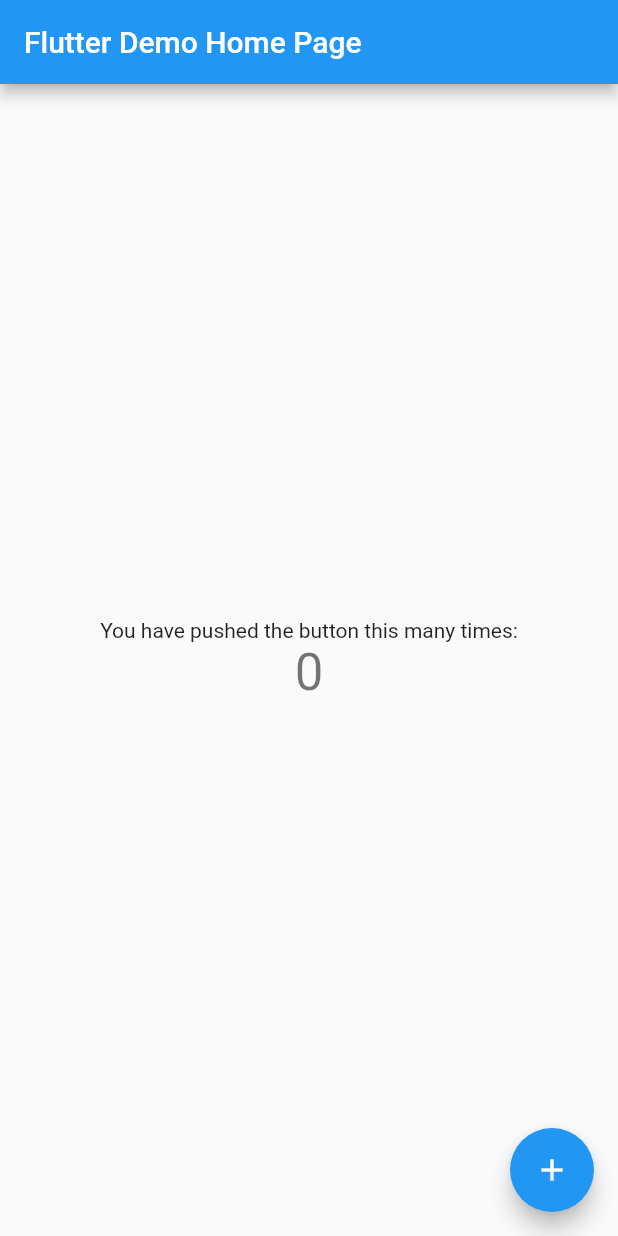
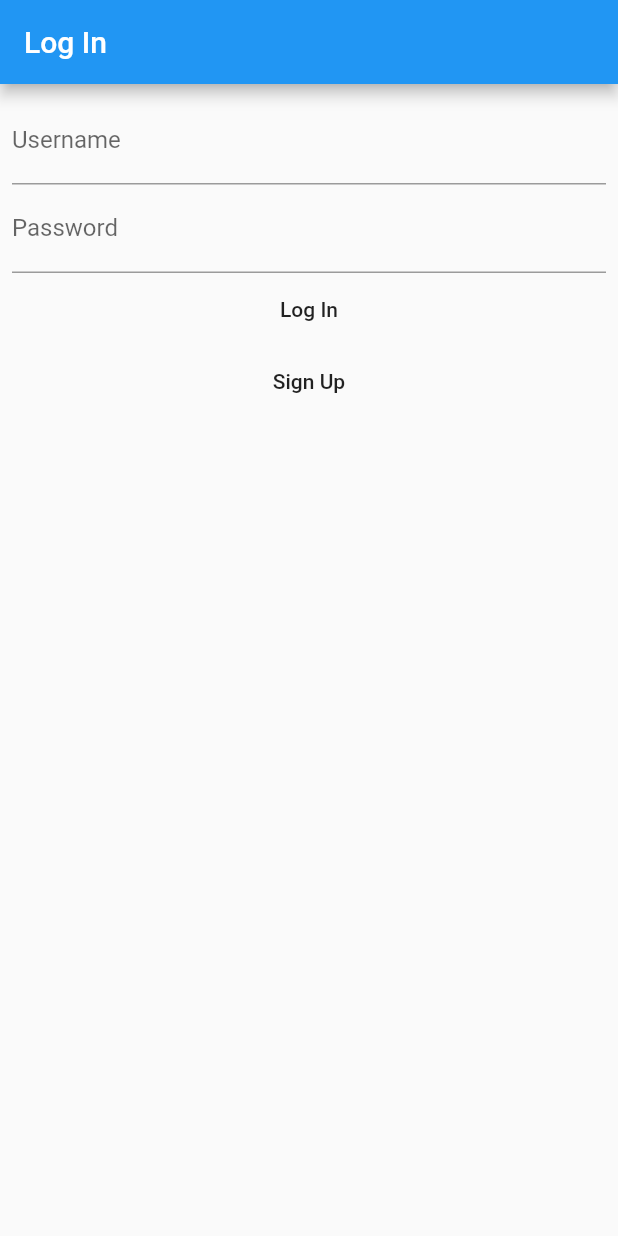
Before and after one commit to etEthiopia/mastawesha, a Flutter app: the screen it shows after launch, on a phone screen of 412 x 824 dp. Run offline on Flutter 3.47's test engine with Material 2 defaults, Android fonts, the phone set to English and light mode, and no system bars; our stand-ins replace flutter_secure_storage.

Commit message:
LOGGED IN, LOGGED OUT, SIGNED UP

```diff
--- a/lib/main.dart
+++ b/lib/main.dart
@@ -1,123 +1,10 @@
 import 'package:flutter/material.dart';
-import 'package:http/http.dart';
 import 'package:flutter_secure_storage/flutter_secure_storage.dart';
-import 'dart:convert' show json, base64, ascii;
+import 'package:mastawesha/screens/my_app.dart';
 
-const SERVER_IP = 'http://127.0.0.1:5000';
+const SERVER_IP = 'http://192.168.1.2:3000';
 final storage = FlutterSecureStorage();
 
 void main() {
   runApp(MyApp());
 }
-
-class MyApp extends StatelessWidget {
-  // This widget is the root of your application.
-  @override
-  Widget build(BuildContext context) {
-    return MaterialApp(
-      title: 'Flutter Demo',
-      theme: ThemeData(
-        // This is the theme of your application.
-        //
-        // Try running your application with "flutter run". You'll see the
-        // application has a blue toolbar. Then, without quitting the app, try
-        // changing the primarySwatch below to Colors.green and then invoke
-        // "hot reload" (press "r" in the console where you ran "flutter run",
-        // or simply save your changes to "hot reload" in a Flutter IDE).
-        // Notice that the counter didn't reset back to zero; the application
-        // is not restarted.
-        primarySwatch: Colors.blue,
-        // This makes the visual density adapt to the platform that you run
-        // the app on. For desktop platforms, the controls will be smaller and
-        // closer together (more dense) than on mobile platforms.
-        visualDensity: VisualDensity.adaptivePlatformDensity,
-      ),
-      home: MyHomePage(title: 'Flutter Demo Home Page'),
-    );
-  }
-}
-
-class MyHomePage extends StatefulWidget {
-  MyHomePage({Key key, this.title}) : super(key: key);
-
-  // This widget is the home page of your application. It is stateful, meaning
-  // that it has a State object (defined below) that contains fields that affect
-  // how it looks.
-
-  // This class is the configuration for the state. It holds the values (in this
-  // case the title) provided by the parent (in this case the App widget) and
-  // used by the build method of the State. Fields in a Widget subclass are
-  // always marked "final".
-
-  final String title;
-
-  @override
-  _MyHomePageState createState() => _MyHomePageState();
-}
-
-class _MyHomePageState extends State<MyHomePage> {
-  int _counter = 0;
-
-  void _incrementCounter() {
-    setState(() {
-      // This call to setState tells the Flutter framework that something has
-      // changed in this State, which causes it to rerun the build method below
-      // so that the display can reflect the updated values. If we changed
-      // _counter without calling setState(), then the build method would not be
-      // called again, and so nothing would appear to happen.
-      _counter++;
-    });
-  }
-
-  @override
-  Widget build(BuildContext context) {
-    // This method is rerun every time setState is called, for instance as done
-    // by the _incrementCounter method above.
-    //
-    // The Flutter framework has been optimized to make rerunning build methods
-    // fast, so that you can just rebuild anything that needs updating rather
-    // than having to individually change instances of widgets.
-    return Scaffold(
-      appBar: AppBar(
-        // Here we take the value from the MyHomePage object that was created by
-        // the App.build method, and use it to set our appbar title.
-        title: Text(widget.title),
-      ),
-      body: Center(
-        // Center is a layout widget. It takes a single child and positions it
-        // in the middle of the parent.
-        child: Column(
-          // Column is also a layout widget. It takes a list of children and
-          // arranges them vertically. By default, it sizes itself to fit its
-          // children horizontally, and tries to be as tall as its parent.
-          //
-          // Invoke "debug painting" (press "p" in the console, choose the
-          // "Toggle Debug Paint" action from the Flutter Inspector in Android
-          // Studio, or the "Toggle Debug Paint" command in Visual Studio Code)
-          // to see the wireframe for each widget.
-          //
-          // Column has various properties to control how it sizes itself and
-          // how it positions its children. Here we use mainAxisAlignment to
-          // center the children vertically; the main axis here is the vertical
-          // axis because Columns are vertical (the cross axis would be
-          // horizontal).
-          mainAxisAlignment: MainAxisAlignment.center,
-          children: <Widget>[
-            Text(
-              'You have pushed the button this many times:',
-            ),
-            Text(
-              '$_counter',
-              style: Theme.of(context).textTheme.headline4,
-            ),
-          ],
-        ),
-      ),
-      floatingActionButton: FloatingActionButton(
-        onPressed: _incrementCounter,
-        tooltip: 'Increment',
-        child: Icon(Icons.add),
-      ), // This trailing comma makes auto-formatting nicer for build methods.
-    );
-  }
-}
--- /dev/null
+++ b/lib/screens/auth/login_page.dart
@@ -0,0 +1,99 @@
+import 'package:http/http.dart' as http;
+import 'package:flutter/material.dart';
+import 'package:mastawesha/main.dart';
+import 'package:mastawesha/screens/home.dart';
+
+class LoginPage extends StatelessWidget {
+  final TextEditingController _usernameController = TextEditingController();
+  final TextEditingController _passwordController = TextEditingController();
+
+  // Helper Method
+  void displayDialog(BuildContext context, String title, String text) =>
+      showDialog(
+        context: context,
+        builder: (context) =>
+            AlertDialog(title: Text(title), content: Text(text)),
+      );
+
+  Future<String> attemptLogIn(String username, String password) async {
+    var res = await http.post("$SERVER_IP/login",
+        body: {"username": username, "password": password});
+    if (res.statusCode == 200) return res.body;
+    return null;
+  }
+
+  Future<int> attemptSignUp(String username, String password) async {
+    var res = await http.post('$SERVER_IP/signup',
+        body: {"username": username, "password": password});
+    return res.statusCode;
+  }
+
+  @override
+  Widget build(BuildContext context) {
+    return Scaffold(
+        appBar: AppBar(title: Text("Log In")),
+        body: Padding(
+            padding: EdgeInsets.all(8.0),
+            child: Column(children: [
+              TextField(
+                controller: _usernameController,
+                decoration: InputDecoration(labelText: 'Username'),
+              ),
+              TextField(
+                  controller: _passwordController,
+                  obscureText: true,
+                  decoration: InputDecoration(labelText: 'Password')),
+              FlatButton(
+                child: Text("Log In"),
+                onPressed: () async {
+                  var username = _usernameController.text;
+                  var password = _passwordController.text;
+
+                  var jwt = await attemptLogIn(username, password);
+                  if (jwt != null) {
+                    storage.write(key: "jwt", value: jwt);
+                    Navigator.push(
+                        context,
+                        MaterialPageRoute(
+                            builder: (context) => HomePage.fromBase64(jwt)));
+                  } else {
+                    displayDialog(context, "An Error Occurred",
+                        "No account was found matching that username and password");
+                  }
+                },
+              ),
+              FlatButton(
+                child: Text("Sign Up"),
+                onPressed: () async {
+                  var username = _usernameController.text;
+                  var password = _passwordController.text;
+
+                  if (username.length < 4)
+                    print("Invalid Username " +
+                        "The username should be at least 4 characters long");
+                  else if (password.length < 4)
+                    print("Invalid Password " +
+                        "The password should be at least 4 characters long");
+                  else {
+                    var res = await attemptSignUp(username, password);
+                    if (res == 201) {
+                      print("sign up: sucess");
+                      displayDialog(context, "Success",
+                          "The user was created. Log in now.");
+                    } else if (res == 409) {
+                      print("sign up: already registered");
+                      displayDialog(
+                          context,
+                          "That username is already registered",
+                          "Please try to sign up using another username or log in if you already have an account.");
+                    } else {
+                      print("sign up: Error");
+                      displayDialog(
+                          context, "Error", "An unknown error occurred.");
+                    }
+                  }
+                },
+              ),
+            ])));
+  }
+}
--- /dev/null
+++ b/lib/screens/my_app.dart
@@ -0,0 +1,48 @@
+import 'package:flutter/material.dart';
+import 'package:mastawesha/screens/auth/login_page.dart';
+import 'dart:convert';
+
+import 'package:mastawesha/main.dart';
+import 'package:mastawesha/screens/home.dart';
+
+class MyApp extends StatelessWidget {
+  Future<String> get jwtOrEmpty async {
+    var jwt = await storage.read(key: "jwt");
+    if (jwt == null) return "";
+    return jwt;
+  }
+
+  @override
+  Widget build(BuildContext context) {
+    return MaterialApp(
+      title: 'Authentication Demo',
+      theme: ThemeData(
+        primarySwatch: Colors.blue,
+      ),
+      home: FutureBuilder(
+          future: jwtOrEmpty,
+          builder: (context, snapshot) {
+            if (!snapshot.hasData) return CircularProgressIndicator();
+            if (snapshot.data != "") {
+              var str = snapshot.data;
+              var jwt = str.split(".");
+
+              if (jwt.length != 3) {
+                return LoginPage();
+              } else {
+                var payload = json.decode(
+                    ascii.decode(base64.decode(base64.normalize(jwt[1]))));
+                if (DateTime.fromMillisecondsSinceEpoch(payload["exp"] * 1000)
+                    .isAfter(DateTime.now())) {
+                  return HomePage(str, payload);
+                } else {
+                  return LoginPage();
+                }
+              }
+            } else {
+              return LoginPage();
+            }
+          }),
+    );
+  }
+}
--- a/pubspec.yaml
+++ b/pubspec.yaml
@@ -35,6 +35,12 @@
   # The following adds the Cupertino Icons font to your application.
   # Use with the CupertinoIcons class for iOS style icons.
   cupertino_icons: ^0.1.3
+
+  # Awesome for toasting
+  fluttertoast: ^4.0.0
+
+  # State Management
+  provider: ^4.1.3
 
 dev_dependencies:
   flutter_test:
```
Also changed, not shown: lib/screens/home.dart (added, +69 -0 lines), pubspec.lock, 1 other file.
